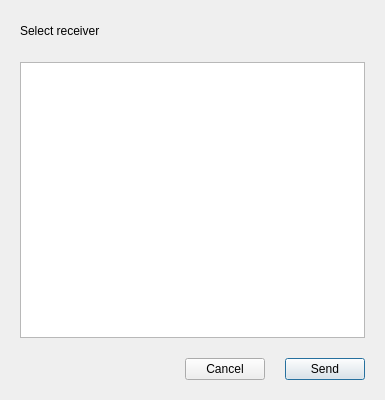
Qt form src/ui/DestinationDialog.ui (SergeyGadzhilov/SHSH) before a commit.
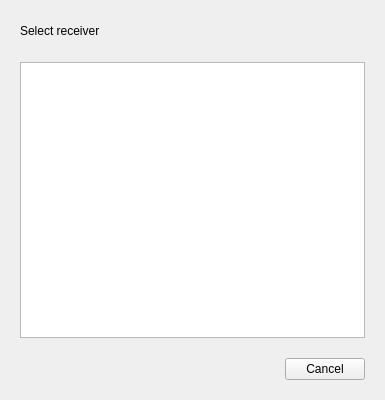
The same form after that commit. Icons and pictures are not drawn.

Commit message: Change button send for select receiver dialog

```diff
--- a/src/ui/DestinationDialog.ui
+++ b/src/ui/DestinationDialog.ui
@@ -136,16 +136,6 @@
        </property>
       </widget>
      </item>
-     <item>
-      <widget class="QPushButton" name="btnReceiverSend">
-       <property name="text">
-        <string>Send</string>
-       </property>
-       <property name="default">
-        <bool>true</bool>
-       </property>
-      </widget>
-     </item>
     </layout>
    </item>
   </layout>
```
Left out of the diff: 16 changed lines with no effect on the pictures. The commit also changes 3 other files.
